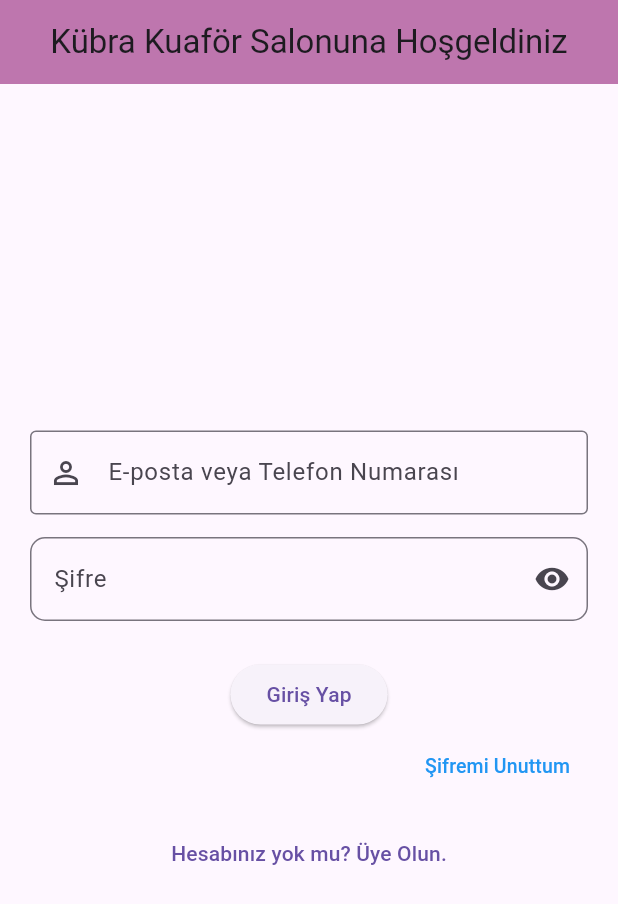
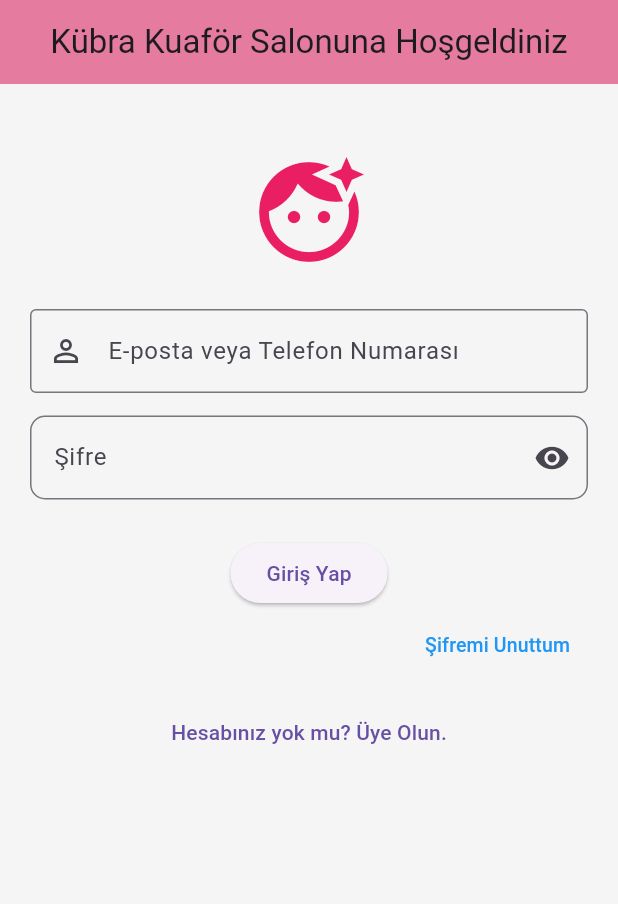
Before and after one commit to kubranurboyraz/243301029_k-branurboyraz_flutter_proje, a Flutter app: the screen it shows after launch, on a phone screen of 412 x 824 dp. Shown: the top 904 px of the screen. Run offline on Flutter 3.47's test engine with Material 3 defaults, Android fonts, the phone set to English and light mode, and no system bars.

Commit message:
proje yapısı yanlış klasördeydi. ana lib klasöründe birleştirildi ve gereksiz klasörler silindi.

```diff
--- a/flutter_dersler2/lib/main.dart
+++ /dev/null
@@ -1,119 +0,0 @@
-import 'package:flutter/material.dart';
-
-import 'ana_kisim.dart';
-
-void main() {
-  runApp(const KuaforrApp());
-}
-
-class KuaforrApp extends StatelessWidget {
-  const KuaforrApp({super.key});
-
-  @override
-  Widget build(BuildContext context) {
-    return MaterialApp(
-      debugShowCheckedModeBanner: false,
-      theme: ThemeData(
-        primaryColor: const Color.fromARGB(255, 184, 95, 125),
-        brightness: Brightness.light,
-      ),
-
-      home: const LoginScreen(),
-    );
-  }
-}
-
-class LoginScreen extends StatefulWidget {
-  const LoginScreen({super.key});
-
-  @override
-  State<LoginScreen> createState() => _LoginScreenState();
-}
-
-class _LoginScreenState extends State<LoginScreen> {
-  bool _girilenSifre = true;
-
-  @override
-  Widget build(BuildContext context) {
-    return Scaffold(
-      backgroundColor: const Color.fromARGB(255, 245, 245, 245),
-      appBar: AppBar(
-        backgroundColor: const Color.fromARGB(255, 229, 123, 158),
-        title: const Text("Kübra Kuaför Salonuna Hoşgeldiniz"),
-        centerTitle: true,
-      ),
-      body: SingleChildScrollView(
-        child: Padding(
-          padding: const EdgeInsets.all(20.0),
-          child: Column(
-            mainAxisAlignment: MainAxisAlignment.center,
-            children: [
-              const SizedBox(height: 25),
-              const Icon(
-                Icons.face_retouching_natural,
-                size: 80,
-                color: Colors.pink,
-              ),
-              const SizedBox(height: 25),
-              const TextField(
-                keyboardType: TextInputType.emailAddress,
-                decoration: InputDecoration(
-                  labelText: "E-posta veya Telefon Numarası",
-                  hintText: "Örn: 5xx... veya ornek@gmail.com",
-                  prefixIcon: Icon(Icons.person_outline),
-                  border: OutlineInputBorder(),
-                ),
-              ),
-              const SizedBox(height: 15),
-              TextField(
-                obscureText: _girilenSifre,
-                decoration: InputDecoration(
-                  labelText: "Şifre",
-                  suffixIcon: IconButton(
-                    icon: Icon(
-                      _girilenSifre ? Icons.visibility : Icons.visibility_off,
-                    ),
-                    onPressed: () {
-                      setState(() {
-                        _girilenSifre = !_girilenSifre;
-                      });
-                    },
-                  ),
-                  border: OutlineInputBorder(
-                    borderRadius: BorderRadius.circular(10),
-                  ),
-                ),
-              ),
-              const SizedBox(height: 25),
-              ElevatedButton(
-                onPressed: () {
-                  debugPrint("[LOG] Giriş başarılı, ana sayfaya giriliyor.");
-                  Navigator.pushReplacement(
-                    context,
-                    MaterialPageRoute(builder: (context) => const AnaKisim()),
-                  );
-                },
-                child: const Text("Giriş Yap"),
-              ),
-              Align(
-                alignment: Alignment.centerRight,
-                child: TextButton(
-                  onPressed: () {},
-                  child: const Text(
-                    "Şifremi Unuttum",
-                    style: TextStyle(color: Colors.blue, fontSize: 13),
-                  ),
-                ),
-              ),
-              const SizedBox(height: 10),
-              TextButton(
-                onPressed: () {},
-                child: const Text("Hesabınız yok mu? Üye Olun."),
-              ),
-            ],
-          ),
-        ),
-      ),
-    );
-  }
-}
--- a/lib/main.dart
+++ b/lib/main.dart
@@ -1,44 +1,61 @@
 import 'package:flutter/material.dart';
-import 'package:flutter/services.dart';
 
-void main(List<String> args) {
-  runApp(KuaforrApp());
+import 'ana_kisim.dart';
+
+void main() {
+  runApp(const KuaforrApp());
 }
 
 class KuaforrApp extends StatelessWidget {
   const KuaforrApp({super.key});
+
   @override
   Widget build(BuildContext context) {
-    return const MaterialApp(
+    return MaterialApp(
       debugShowCheckedModeBanner: false,
-      home: LoginScreen(),
+      theme: ThemeData(
+        primaryColor: const Color.fromARGB(255, 184, 95, 125),
+        brightness: Brightness.light,
+      ),
+
+      home: const LoginScreen(),
     );
   }
 }
 
 class LoginScreen extends StatefulWidget {
   const LoginScreen({super.key});
+
   @override
   State<LoginScreen> createState() => _LoginScreenState();
 }
 
 class _LoginScreenState extends State<LoginScreen> {
   bool _girilenSifre = true;
+
   @override
   Widget build(BuildContext context) {
     return Scaffold(
+      backgroundColor: const Color.fromARGB(255, 245, 245, 245),
       appBar: AppBar(
-        backgroundColor: const Color.fromARGB(255, 190, 118, 174),
-        title: Text("Kübra Kuaför Salonuna Hoşgeldiniz"),
+        backgroundColor: const Color.fromARGB(255, 229, 123, 158),
+        title: const Text("Kübra Kuaför Salonuna Hoşgeldiniz"),
         centerTitle: true,
       ),
-
-      body: Padding(
+      body: SingleChildScrollView(
+        child: Padding(
           padding: const EdgeInsets.all(20.0),
           child: Column(
             mainAxisAlignment: MainAxisAlignment.center,
             children: [
-            TextField(
+              const SizedBox(height: 25),
+              const Icon(
+                Icons.face_retouching_natural,
+                size: 80,
+                color: Colors.pink,
+              ),
+              const SizedBox(height: 25),
+              const TextField(
                 keyboardType: TextInputType.emailAddress,
                 decoration: InputDecoration(
                   labelText: "E-posta veya Telefon Numarası",
@@ -47,14 +64,11 @@ class _LoginScreenState extends State<LoginScreen> {
                   border: OutlineInputBorder(),
                 ),
               ),
-
-            SizedBox(height: 15),
-
+              const SizedBox(height: 15),
               TextField(
                 obscureText: _girilenSifre,
                 decoration: InputDecoration(
                   labelText: "Şifre",
-
                   suffixIcon: IconButton(
                     icon: Icon(
                       _girilenSifre ? Icons.visibility : Icons.visibility_off,
@@ -70,43 +84,34 @@ class _LoginScreenState extends State<LoginScreen> {
                   ),
                 ),
               ),
-            SizedBox(height: 25),
-
+              const SizedBox(height: 25),
               ElevatedButton(
                 onPressed: () {
-                String girilenDeger = "kubra@mail.com";
-                if (girilenDeger.contains('@')) {
-                  print("E-posta ile giriş yapılıyor:$girilenDeger");
-                } else if (girilenDeger.length >= 10 &&
-                    double.tryParse(girilenDeger) != null) {
-                  print("Telefon ile giriş yapılıyor: +90$girilenDeger");
-                } else {
-                  print(
-                    "Lütfen geçerli bir e-posta veya telefon numarası girin!",
+                  debugPrint("[LOG] Giriş başarılı, ana sayfaya giriliyor.");
+                  Navigator.pushReplacement(
+                    context,
+                    MaterialPageRoute(builder: (context) => const AnaKisim()),
                   );
-                }
                 },
-              child: Text("Giriş Yap"),
+                child: const Text("Giriş Yap"),
               ),
-
               Align(
                 alignment: Alignment.centerRight,
                 child: TextButton(
                   onPressed: () {},
-                child: Text(
+                  child: const Text(
                     "Şifremi Unuttum",
                     style: TextStyle(color: Colors.blue, fontSize: 13),
                   ),
                 ),
               ),
-
-            SizedBox(height: 10),
-
+              const SizedBox(height: 10),
               TextButton(
                 onPressed: () {},
-              child: Text("Hesabınız yok mu? Üye Olun."),
+                child: const Text("Hesabınız yok mu? Üye Olun."),
               ),
             ],
+          ),
         ),
       ),
     );
```
Also changed, not shown: flutter_dersler2/lib/ana_kısım.dart (deleted, +0 -86 lines), lib/profil_ekran.dart (added, +10 -0 lines), lib/randevular_ekran.dart (added, +10 -0 lines), lib/ana_kisim.dart (renamed from flutter_dersler2/lib/ana_kisim.dart), lib/hizmetler_ekran.dart (renamed from flutter_dersler2/lib/hizmetler_ekran.dart). Lines whose indentation alone changed are shown as unchanged.
